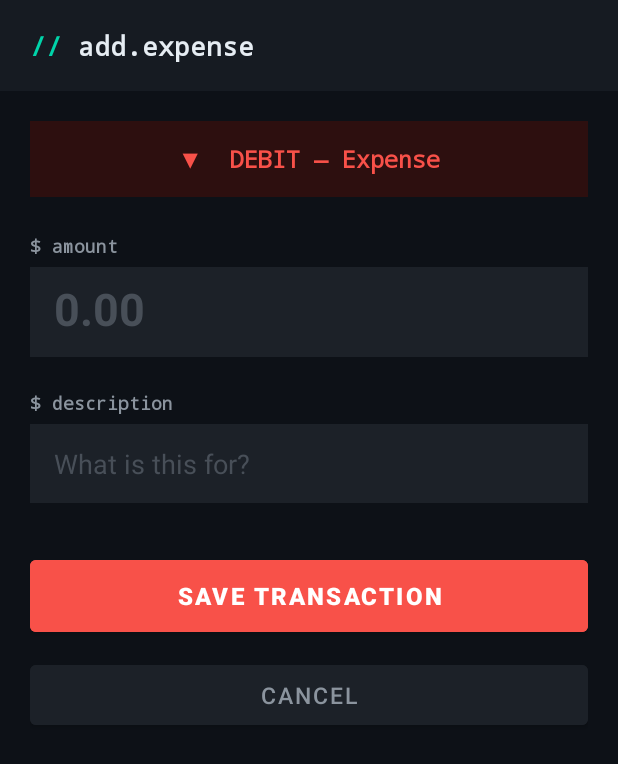
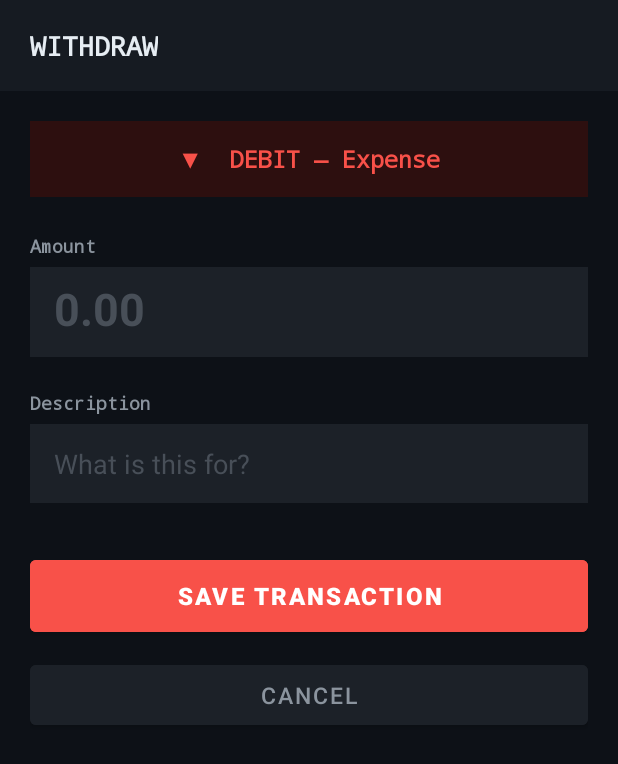
Before and after one commit to Gopi360/Expense-Tracker, an Android app: the AddTransactionActivity screen opened directly, with no data from a screen before it, on a phone screen of 412 x 824 dp. Shown: the top 764 px of the screen. Run offline under Robolectric (Android 15) with nearby library versions, the phone set to English and light mode, and no system bars.

Commit message:
Modified in activity-add-transaction.xml file and changed the texts in every page

```diff
--- a/app/src/main/java/com/example/expensetracker/AddTransactionActivity.java
+++ b/app/src/main/java/com/example/expensetracker/AddTransactionActivity.java
@@ -39,14 +39,14 @@ public class AddTransactionActivity extends AppCompatActivity {
         Button   btnCancel   = findViewById(R.id.btnCancel);
 
         if ("credit".equals(transactionType)) {
-            tvTitle.setText("add.income");
+            tvTitle.setText("DEPOSIT");
             tvTypeLabel.setText("▲  CREDIT — Income");
             tvTypeLabel.setTextColor(COLOR_GREEN);
             tvTypeLabel.setBackgroundColor(COLOR_GREEN_DIM);
             btnDone.setBackgroundTintList(ColorStateList.valueOf(COLOR_GREEN));
             btnDone.setTextColor(0xFF0D1117);
         } else {
-            tvTitle.setText("add.expense");
+            tvTitle.setText("WITHDRAW");
             tvTypeLabel.setText("▼  DEBIT — Expense");
             tvTypeLabel.setTextColor(COLOR_RED);
             tvTypeLabel.setBackgroundColor(COLOR_RED_DIM);
--- a/app/src/main/res/layout/activity_add_transaction.xml
+++ b/app/src/main/res/layout/activity_add_transaction.xml
@@ -19,7 +19,6 @@
         <TextView
             android:layout_width="wrap_content"
             android:layout_height="wrap_content"
-            android:text="// "
             android:textColor="#00D4AA"
             android:textSize="18sp"
             android:textStyle="bold"
@@ -29,7 +28,6 @@
             android:id="@+id/tvTitle"
             android:layout_width="wrap_content"
             android:layout_height="wrap_content"
-            android:text="add.transaction"
             android:textColor="#E6EDF3"
             android:textSize="18sp"
             android:textStyle="bold"
@@ -63,7 +61,7 @@
             <TextView
                 android:layout_width="wrap_content"
                 android:layout_height="wrap_content"
-                android:text="$ amount"
+                android:text="Amount"
                 android:textSize="12sp"
                 android:textColor="#8B949E"
                 android:textStyle="bold"
@@ -89,7 +87,7 @@
             <TextView
                 android:layout_width="wrap_content"
                 android:layout_height="wrap_content"
-                android:text="$ description"
+                android:text="Description"
                 android:textSize="12sp"
                 android:textColor="#8B949E"
                 android:textStyle="bold"
--- a/app/src/main/res/layout/activity_main.xml
+++ b/app/src/main/res/layout/activity_main.xml
@@ -20,7 +20,6 @@
         <TextView
             android:layout_width="wrap_content"
             android:layout_height="wrap_content"
-            android:text="// "
             android:textColor="#00D4AA"
             android:textSize="20sp"
             android:textStyle="bold"
@@ -29,7 +28,7 @@
         <TextView
             android:layout_width="wrap_content"
             android:layout_height="wrap_content"
-            android:text="expense.tracker"
+            android:text="EXPENSE TRACKER"
             android:textColor="#E6EDF3"
             android:textSize="20sp"
             android:textStyle="bold"
@@ -134,7 +133,7 @@
         android:layout_width="match_parent"
         android:layout_height="wrap_content"
         android:layout_marginTop="20dp"
-        android:text="$ personal finance tracker_"
+        android:text="$ personal finance tracker --- Created by Gopi"
         android:textColor="#484F58"
         android:textSize="11sp"
         android:fontFamily="monospace"
--- a/app/src/main/res/layout/activity_transaction_history.xml
+++ b/app/src/main/res/layout/activity_transaction_history.xml
@@ -30,7 +30,7 @@
             android:layout_width="0dp"
             android:layout_height="wrap_content"
             android:layout_weight="1"
-            android:text="// history"
+            android:text="HISTORY"
             android:textColor="#E6EDF3"
             android:textSize="18sp"
             android:textStyle="bold"
```
